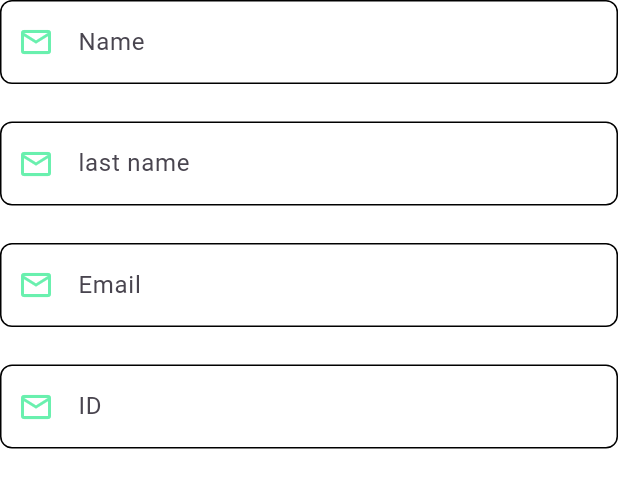
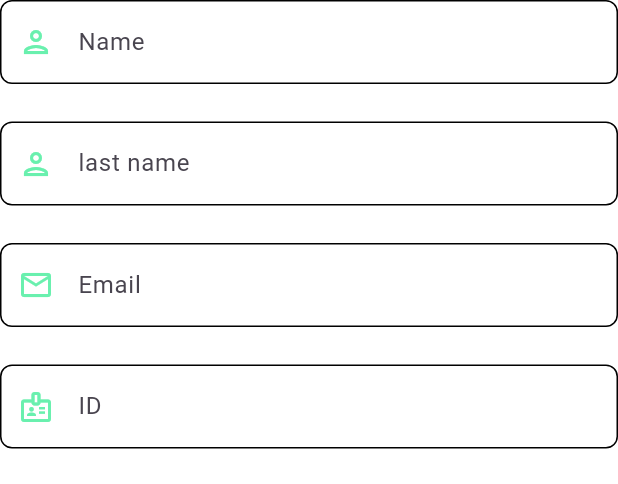
Before and after one commit to torieeee/BOOKPOINT_Flutter, a Flutter app: the SignUpForm widget shown alone on an empty page, opened directly, on a phone screen of 412 x 824 dp. Shown: the top 484 px of the screen. Run offline on Flutter 3.47's test engine with Material 3 defaults, Android fonts, the phone set to English and light mode, and no system bars; our stand-ins replace dio, google_fonts, shared_preferences; accounts and stored records are empty.

Commit message:
Corrected the arguments in the signup form

```diff
--- a/lib/components/sign_up_form.dart
+++ b/lib/components/sign_up_form.dart
@@ -2,12 +2,12 @@ import 'dart:convert';
 
 import 'package:book_point/components/button.dart';
 import 'package:book_point/main.dart';
-//import 'package:book_point/models/auth_model.dart';
-import 'package:providers/dioprovider.dart';
+import 'package:book_point/models/auth_model.dart';
+import 'package:book_point/providers/dio_provider.dart';
 import 'package:book_point/screens/authentication.dart';
 import 'package:flutter/material.dart';
 import 'package:provider/provider.dart';
-import 'package:shared_preferences/shared_preferences.dart';
+//import 'package:shared_preferences/shared_preferences.dart';
 import '../utils/config.dart';
 
 
@@ -19,13 +19,13 @@ class SignUpForm extends StatefulWidget {
 }
 class _SignUpFormState extends State<SignUpForm>{
   final _formKey=GlobalKey<FormState>();
-  final _IdController=TextEditingController();
+  final _idController=TextEditingController();
   final _fnameController=TextEditingController();
   final _lnameController=TextEditingController();
   final _emailController=TextEditingController();
   final _passController=TextEditingController();
   final _confirmPassController=TextEditingController();
-  bool obsecurePass=true;
+  bool obscurePass=true;
   @override
   Widget build(BuildContext context){
     return Form(
@@ -41,7 +41,7 @@ class _SignUpFormState extends State<SignUpForm>{
               hintText: 'First name',
               labelText: 'Name',
               alignLabelWithHint: true,
-              prefixIcon: Icon(Icons.email_outlined),
+              prefixIcon: Icon(Icons.person_outlined),
               prefixIconColor: Config.primaryColor,
             ),
           ),
@@ -55,7 +55,7 @@ class _SignUpFormState extends State<SignUpForm>{
               hintText: 'Last name',
               labelText: 'last name',
               alignLabelWithHint: true,
-              prefixIcon: Icon(Icons.email_outlined),
+              prefixIcon: Icon(Icons.person_outlined),
               prefixIconColor: Config.primaryColor,
             ),
           ),
@@ -74,14 +74,14 @@ class _SignUpFormState extends State<SignUpForm>{
           ),
           Config.spaceSmall,
           TextFormField(
-            controller: _IdController,
+            controller: _idController,
             keyboardType: TextInputType.number,
             cursorColor: Config.primaryColor,
             decoration: const InputDecoration(
               hintText: 'ID number',
               labelText: 'ID',
               alignLabelWithHint: true,
-              prefixIcon: Icon(Icons.email_outlined),
+              prefixIcon: Icon(Icons.badge_outlined),
               prefixIconColor: Config.primaryColor,
             ),
           ),
@@ -90,7 +90,7 @@ class _SignUpFormState extends State<SignUpForm>{
             controller: _passController,
             keyboardType: TextInputType.visiblePassword,
             cursorColor: Config.primaryColor,
-            obscureText: obsecurePass,
+            obscureText: obscurePass,
             decoration: InputDecoration(
                 hintText: 'Password',
                 labelText: 'Password',
@@ -100,10 +100,10 @@ class _SignUpFormState extends State<SignUpForm>{
                 suffixIcon: IconButton(
                     onPressed: () {
                       setState(() {
-                        obsecurePass = !obsecurePass;
+                        obscurePass = !obscurePass;
                       });
                     },
-                    icon: obsecurePass
+                    icon: obscurePass
                         ? const Icon(
                             Icons.visibility_off_outlined,
                             color: Colors.black38,
@@ -118,7 +118,7 @@ class _SignUpFormState extends State<SignUpForm>{
             controller: _confirmPassController,
             keyboardType: TextInputType.visiblePassword,
             cursorColor: Config.primaryColor,
-            obscureText: obsecurePass,
+            obscureText: obscurePass,
             decoration: InputDecoration(
                 hintText: 'Confirm password',
                 labelText: 'Confirm Password',
@@ -128,10 +128,10 @@ class _SignUpFormState extends State<SignUpForm>{
                 suffixIcon: IconButton(
                     onPressed: () {
                       setState(() {
-                        obsecurePass = !obsecurePass;
+                        obscurePass = !obscurePass;
                       });
                     },
-                    icon: obsecurePass
+                    icon: obscurePass
                         ? const Icon(
                             Icons.visibility_off_outlined,
                             color: Colors.black38,
@@ -143,17 +143,18 @@ class _SignUpFormState extends State<SignUpForm>{
           ),
 
         Config.spaceSmall,
-          Consumer<Authentication>(
+          Consumer<AuthModel>(
             builder: (context, auth, child) {
               return Button(
                 width: double.infinity,
                 title: 'Sign Up',
                 onPressed: () async {
+                  if(_formKey.currentState!.validate()){
                   final userRegistration = await DioProvider().registerUser(
-                      _fnameController.text,
-                      _lnameController.text,
+                     // _fnameController.text,
+                     // _lnameController.text,
                       _emailController.text,
-                      _IdController.text,
+                      //_idController.text,
                       _passController.text,
                       _confirmPassController.text
                       );
@@ -171,6 +172,7 @@ class _SignUpFormState extends State<SignUpForm>{
                   } else {
                     print('register not successful');
                   }
+                }
                 },
                 disable: false,
               );
--- a/lib/screens/home_screen.dart
+++ b/lib/screens/home_screen.dart
@@ -1,7 +1,7 @@
 
 import 'package:flutter/material.dart';
 import 'package:google_fonts/google_fonts.dart';
-import 'package:models/models.dart';
+import ''
 import '../shared/theme/widgets/avatars/circle_avatar_with_text_label.dart';
 import '../shared/theme/widgets/titles/section_title.dart';
 
```
Also changed, not shown: lib/providers/dio_provider.dart (+145 -0 lines), lib/screens/Authentication.dart (+18 -0 lines).
